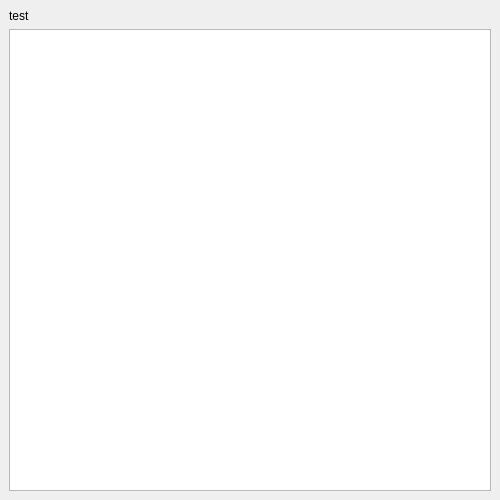
mabourdages/PythonPractice, file AnimationViewer.ui: the form before one commit.
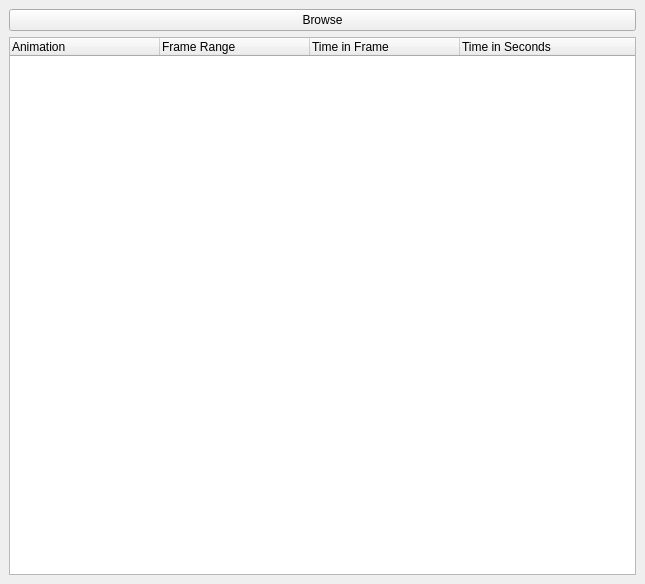
The form after the commit.

Patch:
```diff
--- a/AnimationViewer.ui
+++ b/AnimationViewer.ui
@@ -6,29 +6,127 @@
    <rect>
     <x>0</x>
     <y>0</y>
-    <width>500</width>
-    <height>500</height>
+    <width>645</width>
+    <height>584</height>
    </rect>
   </property>
+  <property name="sizePolicy">
+   <sizepolicy hsizetype="MinimumExpanding" vsizetype="Preferred">
+    <horstretch>0</horstretch>
+    <verstretch>0</verstretch>
+   </sizepolicy>
+  </property>
+  <property name="minimumSize">
+   <size>
+    <width>645</width>
+    <height>0</height>
+   </size>
+  </property>
+  <property name="maximumSize">
+   <size>
+    <width>16777215</width>
+    <height>16777215</height>
+   </size>
+  </property>
   <property name="windowTitle">
    <string>MainWindow</string>
   </property>
   <widget class="QWidget" name="centralwidget">
    <layout class="QVBoxLayout" name="verticalLayout">
     <item>
-     <widget class="QLabel" name="label">
+     <widget class="QPushButton" name="pushButtonBrowse">
       <property name="text">
-       <string>test</string>
+       <string>Browse</string>
       </property>
      </widget>
     </item>
     <item>
      <layout class="QHBoxLayout" name="horizontalLayout">
       <item>
-       <widget class="QTableView" name="table_animation">
+       <widget class="QTableWidget" name="table_animation">
+        <property name="sizePolicy">
+         <sizepolicy hsizetype="Expanding" vsizetype="Expanding">
+          <horstretch>0</horstretch>
+          <verstretch>0</verstretch>
+         </sizepolicy>
+        </property>
+        <property name="minimumSize">
+         <size>
+          <width>0</width>
+          <height>0</height>
+         </size>
+        </property>
+        <property name="sizeAdjustPolicy">
+         <enum>QAbstractScrollArea::AdjustIgnored</enum>
+        </property>
+        <property name="alternatingRowColors">
+         <bool>true</bool>
+        </property>
+        <property name="selectionMode">
+         <enum>QAbstractItemView::NoSelection</enum>
+        </property>
+        <property name="sortingEnabled">
+         <bool>true</bool>
+        </property>
+        <property name="rowCount">
+         <number>0</number>
+        </property>
+        <property name="columnCount">
+         <number>4</number>
+        </property>
         <attribute name="horizontalHeaderVisible">
          <bool>true</bool>
         </attribute>
+        <attribute name="horizontalHeaderCascadingSectionResizes">
+         <bool>false</bool>
+        </attribute>
+        <attribute name="horizontalHeaderDefaultSectionSize">
+         <number>150</number>
+        </attribute>
+        <attribute name="horizontalHeaderMinimumSectionSize">
+         <number>130</number>
+        </attribute>
+        <attribute name="horizontalHeaderShowSortIndicator" stdset="0">
+         <bool>true</bool>
+        </attribute>
+        <attribute name="horizontalHeaderStretchLastSection">
+         <bool>true</bool>
+        </attribute>
+        <attribute name="verticalHeaderVisible">
+         <bool>false</bool>
+        </attribute>
+        <column>
+         <property name="text">
+          <string>Animation</string>
+         </property>
+         <property name="textAlignment">
+          <set>AlignLeading|AlignVCenter</set>
+         </property>
+        </column>
+        <column>
+         <property name="text">
+          <string>Frame Range</string>
+         </property>
+         <property name="textAlignment">
+          <set>AlignLeading|AlignVCenter</set>
+         </property>
+        </column>
+        <column>
+         <property name="text">
+          <string>Time in Frame</string>
+         </property>
+         <property name="textAlignment">
+          <set>AlignLeading|AlignVCenter</set>
+         </property>
+        </column>
+        <column>
+         <property name="text">
+          <string>Time in Seconds</string>
+         </property>
+         <property name="textAlignment">
+          <set>AlignLeading|AlignVCenter</set>
+         </property>
+        </column>
        </widget>
       </item>
      </layout>
```
